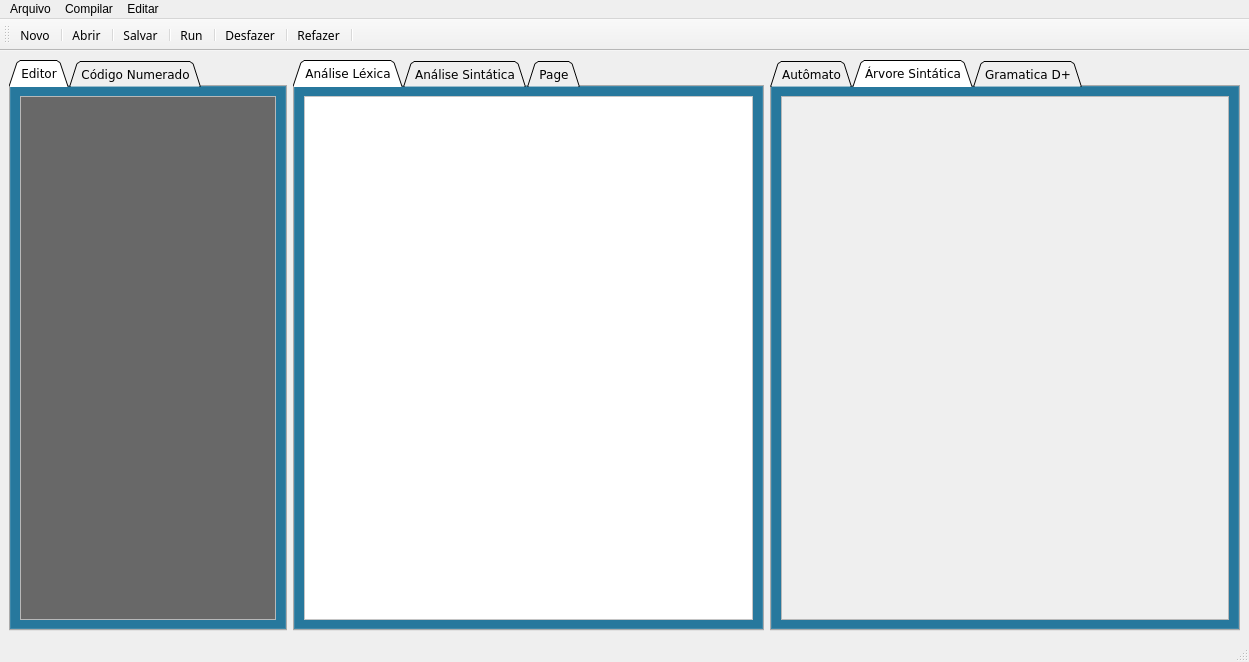
First picture: the form in code/interface_simulator/interface.ui, repository GabrielPRDF/TCC_Interpretador, before the edit.
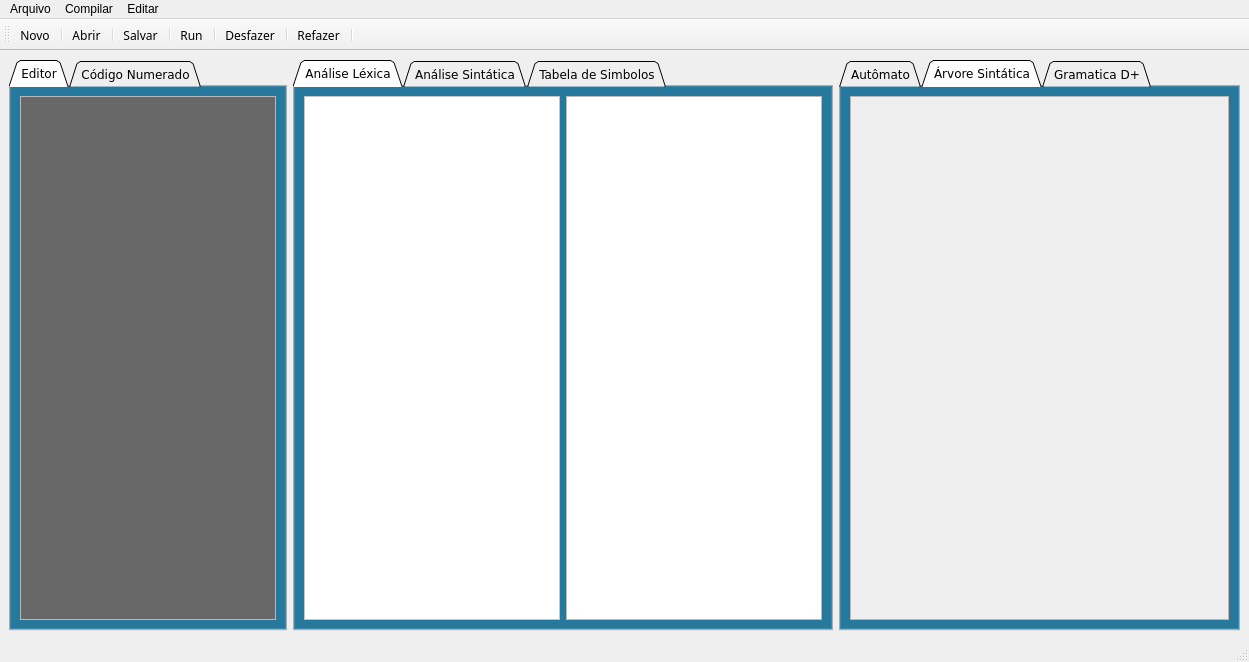
Second picture: the form after the edit. The open tabs and pages were chosen to show the change. Icons and pictures are not drawn.

Commit message: Implementado a tabela de simbolos

```diff
--- a/code/interface_simulator/interface.ui
+++ b/code/interface_simulator/interface.ui
@@ -447,7 +447,7 @@
       </widget>
      </widget>
     </item>
-    <item row="0" column="2">
+    <item row="0" column="2" alignment="Qt::AlignLeft">
      <widget class="QTabWidget" name="Saida_das_analises">
       <property name="font">
        <font>
@@ -944,6 +944,26 @@
           </property>
          </widget>
         </item>
+        <item row="0" column="1">
+         <widget class="QTextBrowser" name="saidaLexicaToken">
+          <property name="font">
+           <font>
+            <pointsize>9</pointsize>
+            <weight>75</weight>
+            <bold>true</bold>
+           </font>
+          </property>
+          <property name="mouseTracking">
+           <bool>true</bool>
+          </property>
+          <property name="tabletTracking">
+           <bool>true</bool>
+          </property>
+          <property name="contextMenuPolicy">
+           <enum>Qt::ActionsContextMenu</enum>
+          </property>
+         </widget>
+        </item>
        </layout>
       </widget>
       <widget class="QWidget" name="sintatica">
@@ -967,7 +987,7 @@
       </widget>
       <widget class="QWidget" name="tabelaIdentificador">
        <attribute name="title">
-        <string>Page</string>
+        <string>Tabela de Simbolos</string>
        </attribute>
        <layout class="QGridLayout" name="gridLayout_10">
         <item row="0" column="0">
@@ -1160,7 +1180,7 @@
             <rect>
              <x>0</x>
              <y>0</y>
-             <width>443</width>
+             <width>371</width>
              <height>535</height>
             </rect>
            </property>
```
Left out of the diff: 14 changed lines with no effect on the pictures. The commit also changes 4 other files.
